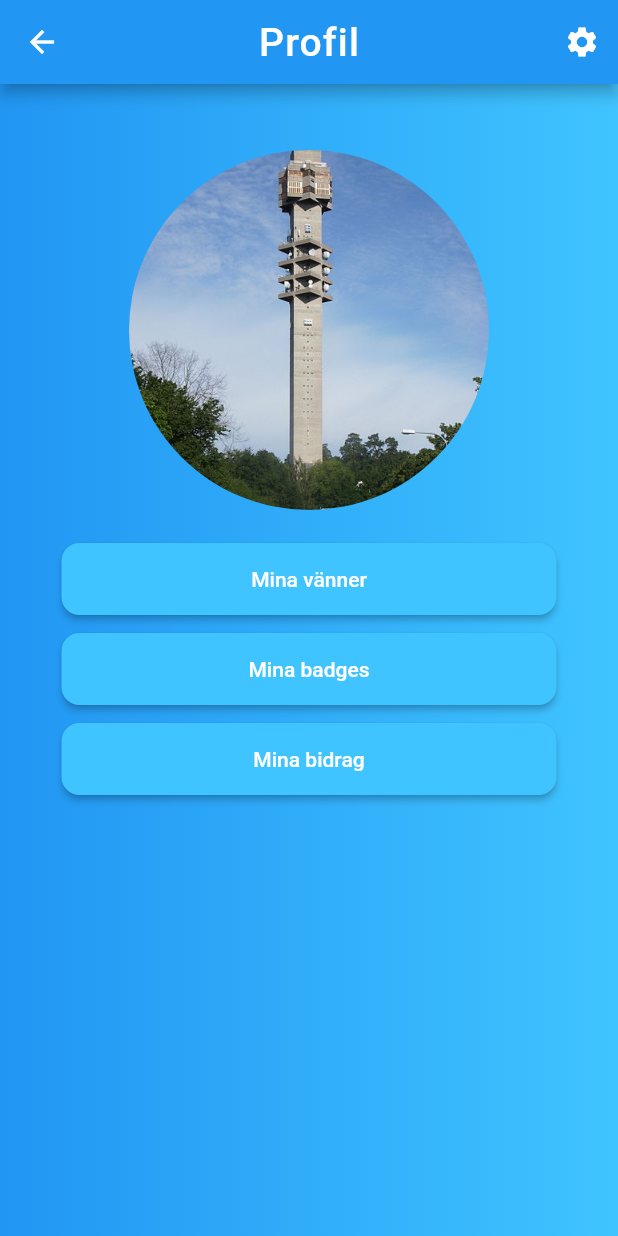
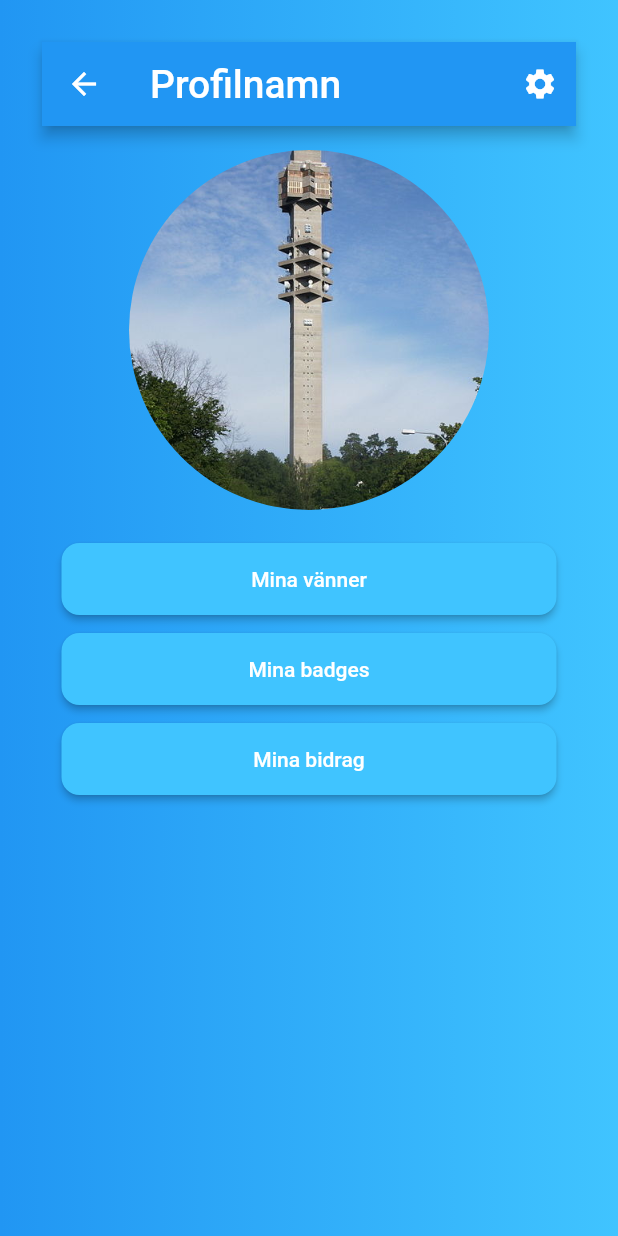
Before and after one commit to knopp10000/PVT_gr74_PROJECT_FRONTEND, a Flutter app: the ProfilePage screen opened by its route, on a phone screen of 412 x 824 dp. Run offline on Flutter 3.47's test engine with Material 2 defaults, Android fonts, the phone set to English and light mode, and no system bars; our stand-ins replace carousel_pro, geolocator, google_maps_flutter, permission_handler, shared_preferences; missing offline and left inert: flutter_facebook_login; accounts and stored records are empty.

Commit message:
Merge branch 'master' of C:\Users\Svante Royen\Desktop\PVT_gr74_PROJECT_FRONTEND with conflicts.

```diff
--- a/lib/src/pages/home/profile.dart
+++ b/lib/src/pages/home/profile.dart
@@ -1,6 +1,37 @@
 import 'package:flutter/material.dart';
+import 'package:history_go/src/pages/pages.dart';
+
 
 class ProfilePage extends StatelessWidget {
+
+  Widget _appBar(String title) {
+    return AppBar(
+      backgroundColor: Colors.blue,
+      title: Text(title, style: TextStyle(fontSize: 26.0),),
+      /*
+      automaticallyImplyLeading: true,
+      leading: IconButton (
+          icon:Icon(
+              Icons.arrow_back,
+              color: Colors.white,
+          ),
+              onPressed: () {
+                //Navigator.push(context, MaterialPageRoute(builder: (context) => SettingsPage()));
+            },
+          ),*/
+      actions: <Widget>[
+        IconButton(
+          icon: Icon(
+            Icons.settings,
+            color: Colors.white,
+          ),
+          onPressed: () {
+            //Navigator.push(context, MaterialPageRoute(builder: (context) => SettingsPage()));
+          },
+        )
+      ],
+    );
+  }
 
   Widget _profileButton(String title) {
     return Container(
@@ -41,25 +72,6 @@ class ProfilePage extends StatelessWidget {
   @override
   Widget build(BuildContext context) {
     return Scaffold(
-      appBar: AppBar(
-        backgroundColor: Colors.blue,
-        centerTitle: true,
-        title: Text(
-          'Profil',
-          style: TextStyle(fontSize: 26.0, letterSpacing: 0.8),
-        ),
-        actions: <Widget>[
-          IconButton(
-            icon: Icon(
-              Icons.settings,
-              color: Colors.white,
-            ),
-            onPressed: () {
-              Navigator.pushNamed(context, '/settings');
-            },
-          )
-        ],
-      ),
       body: Center(
         child: Container(
           width: MediaQuery.of(context).size.width,
@@ -72,6 +84,7 @@ class ProfilePage extends StatelessWidget {
           ),
           child: Column(
             children: <Widget>[
+              _appBar('Profilnamn'),
               _profilePicture(),
               _profileButton('Mina vänner'),
               _profileButton('Mina badges'),
```
Also changed, not shown: pubspec.lock, 1 other file.
